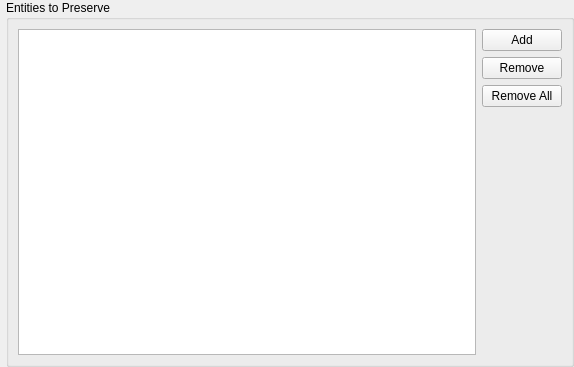
The window that src/Form_Files/PPreserveEntitiesWidget.ui (Sigil-Ebook/Sigil) describes before a commit, drawn with Qt 5.
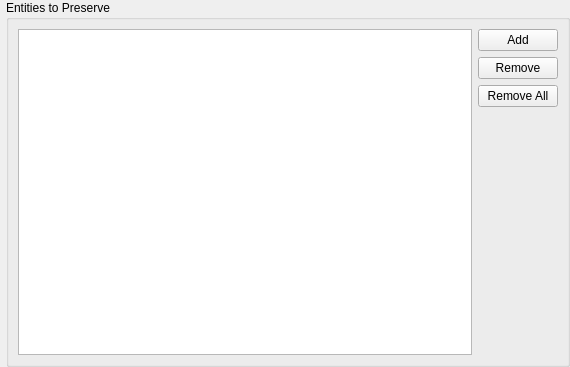
The same window after the commit.

Commit message: Finish prefs widget refactoring

The edit to the form file:
```diff
--- a/src/Form_Files/PPreserveEntitiesWidget.ui
+++ b/src/Form_Files/PPreserveEntitiesWidget.ui
@@ -6,7 +6,7 @@
    <rect>
     <x>0</x>
     <y>0</y>
-    <width>574</width>
+    <width>570</width>
     <height>367</height>
    </rect>
   </property>
```
The commit also changes 5 other files.
